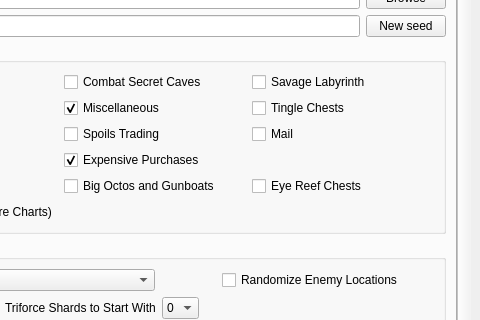
Before: the Qt Designer form wwr_ui/randomizer_window.ui in LagoLunatic/wwrando, drawn with Qt 5; both pictures show x 463 to 943 and y 85 to 405 of the 943 by 671 pixel window.
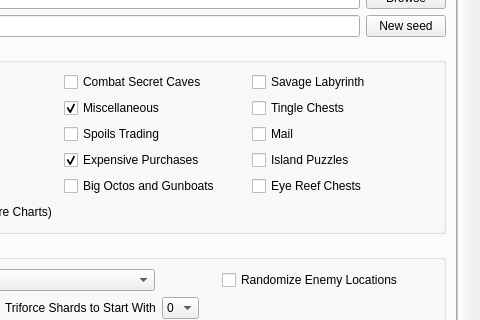
After: the same form once the commit is applied.

Commit message: Added Island Puzzles progression location category

Diff of the .ui file:
```diff
--- a/wwr_ui/randomizer_window.ui
+++ b/wwr_ui/randomizer_window.ui
@@ -278,6 +278,13 @@
                  </property>
                 </widget>
                </item>
+               <item row="6" column="3">
+                <widget class="QCheckBox" name="progression_island_puzzles">
+                 <property name="text">
+                  <string>Island Puzzles</string>
+                 </property>
+                </widget>
+               </item>
               </layout>
              </widget>
             </item>
```
The commit also changes 4 other files.
